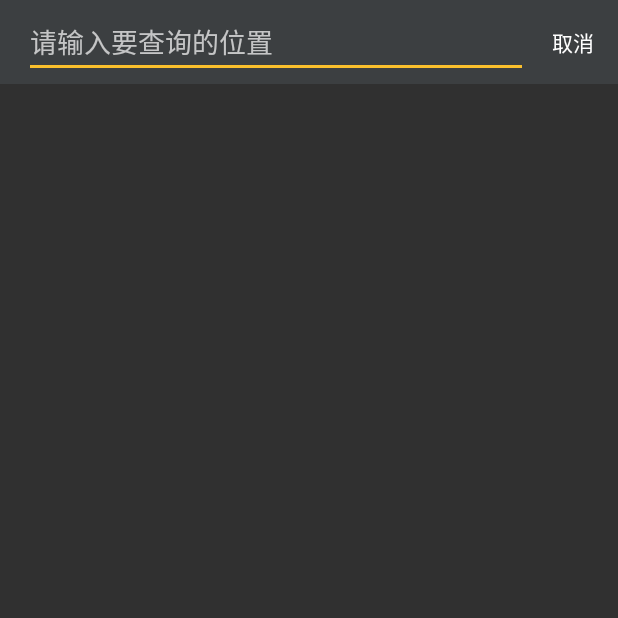
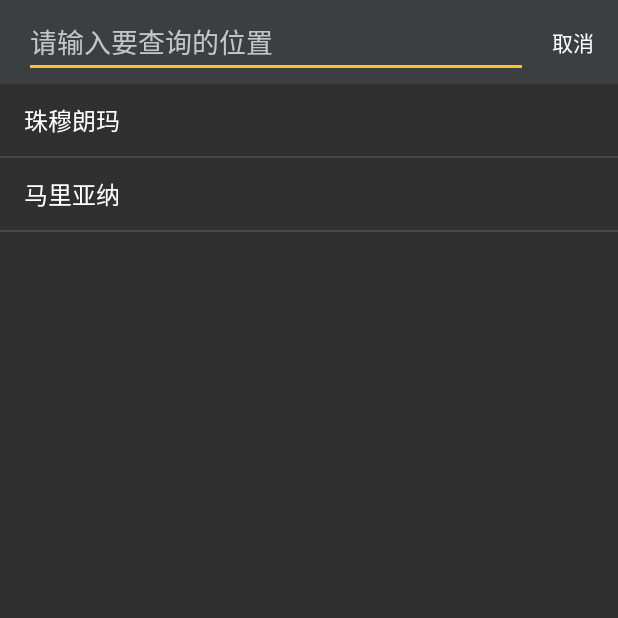
Before and after one commit to rainius/iw20, an Android app: the SearchAddActivity screen opened directly, with no data from a screen before it, on a phone screen of 412 x 824 dp, the top half of it. Run offline under Robolectric (Android 15) with nearby library versions, the phone set to English and light mode, and no system bars.

Commit message:
List view

```diff
--- a/app/src/main/java/com/dmtech/iw/SearchAddActivity.java
+++ b/app/src/main/java/com/dmtech/iw/SearchAddActivity.java
@@ -10,14 +10,20 @@ import android.text.TextUtils;
 import android.text.TextWatcher;
 import android.util.Log;
 import android.view.View;
+import android.widget.AdapterView;
+import android.widget.ArrayAdapter;
+import android.widget.TextView;
 
 import com.dmtech.iw.databinding.ActivitySearchAddBinding;
+import com.dmtech.iw.entity.Basic;
 import com.dmtech.iw.entity.SearchInfos;
 import com.dmtech.iw.entity.SearchResult;
 import com.dmtech.iw.http.HttpHelper;
 import com.google.gson.Gson;
 
 import java.io.IOException;
+import java.util.ArrayList;
+import java.util.List;
 
 import okhttp3.Call;
 import okhttp3.Callback;
@@ -29,6 +35,11 @@ public class SearchAddActivity extends AppCompatActivity implements View.OnClick
 
     //视图绑定属性
     private ActivitySearchAddBinding mBindings;
+    //列表视图适配器
+    private ArrayAdapter<String> mAdapter;
+    //搜索得到的位置名称列表
+    private List<String> mLocationLabels;
+
     //控制任务延迟执行的Handler对象
     private Handler mHandler;
     // 发起搜索任务
@@ -64,7 +75,28 @@ public class SearchAddActivity extends AppCompatActivity implements View.OnClick
                 SearchResult searchResult = gson.fromJson(result, SearchResult.class);
                 SearchInfos searchInfos = searchResult.getInfos().get(0);
                 Log.d("iWeather", "查询状态：" + searchInfos.getStatus());
-                Log.d("iWeather", "查询结果数目：" + searchInfos.getBasic().size());
+                //清空名字列表
+                mLocationLabels.clear();
+                //当搜索成功时，用搜索到的结果重新填充名字列表
+                if ("ok".equals(searchInfos.getStatus())) {
+                    Log.d("iWeather", "查询结果数目：" + searchInfos.getBasic().size());
+
+                    for (Basic basic : searchInfos.getBasic()) {
+                        //搜索的地点，国家，上级行政区
+                        String label = basic.getLocation() + "，"
+                                + basic.getCnty()
+                                + basic.getAdmin_area();
+                        //加入到名字列表
+                        mLocationLabels.add(label);
+                    }
+                }
+                //在UI线程通知列表视图数据更新了
+                runOnUiThread(new Runnable() {
+                    @Override
+                    public void run() {
+                        mAdapter.notifyDataSetChanged();
+                    }
+                });
             }
         });
     }
@@ -105,6 +137,27 @@ public class SearchAddActivity extends AppCompatActivity implements View.OnClick
         mBindings.editKeyword.addTextChangedListener(mKeywordWatcher);
         //取得Handler
         mHandler = new Handler(getMainLooper());
+        //初始化位置名称列表
+        mLocationLabels = new ArrayList<>();
+        //临时测试数据：
+        mLocationLabels.add("珠穆朗玛");
+        mLocationLabels.add("马里亚纳");
+        //测试数据~
+        //建立适配器对象
+        mAdapter = new ArrayAdapter<>(this, //上下文对象
+                android.R.layout.simple_list_item_1,    //列表项布局
+                mLocationLabels     //要显示的名字字串列表
+        );
+        //组装列表视图
+        mBindings.listview.setAdapter(mAdapter);
+        mBindings.listview.setOnItemClickListener(new AdapterView.OnItemClickListener() {
+            @Override
+            public void onItemClick(AdapterView<?> adapterView, View view, int i, long l) {
+                //在此处理列表项的点击
+                TextView textView = (TextView) view;
+                Log.d("iWeather", "你选中了：" + textView.getText());
+            }
+        });
     }
 
     @Override
--- a/app/src/main/res/layout/activity_search_add.xml
+++ b/app/src/main/res/layout/activity_search_add.xml
@@ -44,4 +44,14 @@
         app:layout_constraintStart_toStartOf="@+id/toolbar"
         app:layout_constraintTop_toTopOf="@+id/toolbar" />
 
+    <ListView
+        android:id="@+id/listview"
+        android:layout_width="0dp"
+        android:layout_height="0dp"
+        app:layout_constraintBottom_toBottomOf="parent"
+        app:layout_constraintEnd_toEndOf="parent"
+        app:layout_constraintStart_toStartOf="parent"
+        app:layout_constraintTop_toBottomOf="@+id/toolbar" />
+
+
 </androidx.constraintlayout.widget.ConstraintLayout>
```
